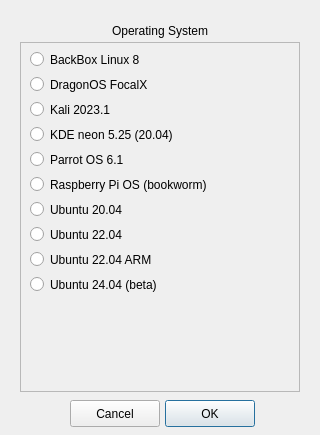
Old version of the form UI/install.ui in the repository ainfosec/FISSURE.
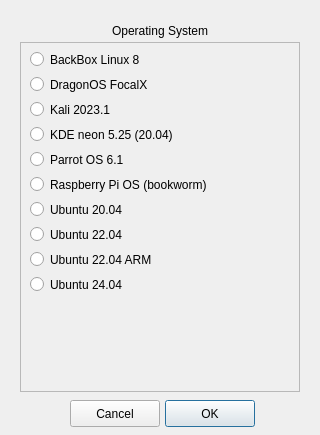
New version of the form. Icons and pictures are not drawn.

Commit message: Fixing Ubuntu 24.04 install, removing beta designation

```diff
--- a/UI/install.ui
+++ b/UI/install.ui
@@ -231,7 +231,7 @@
      </rect>
     </property>
     <property name="text">
-     <string>Ubuntu 24.04 (beta)</string>
+     <string>Ubuntu 24.04</string>
     </property>
    </widget>
   </widget>
```
The commit also changes 5 other files.
